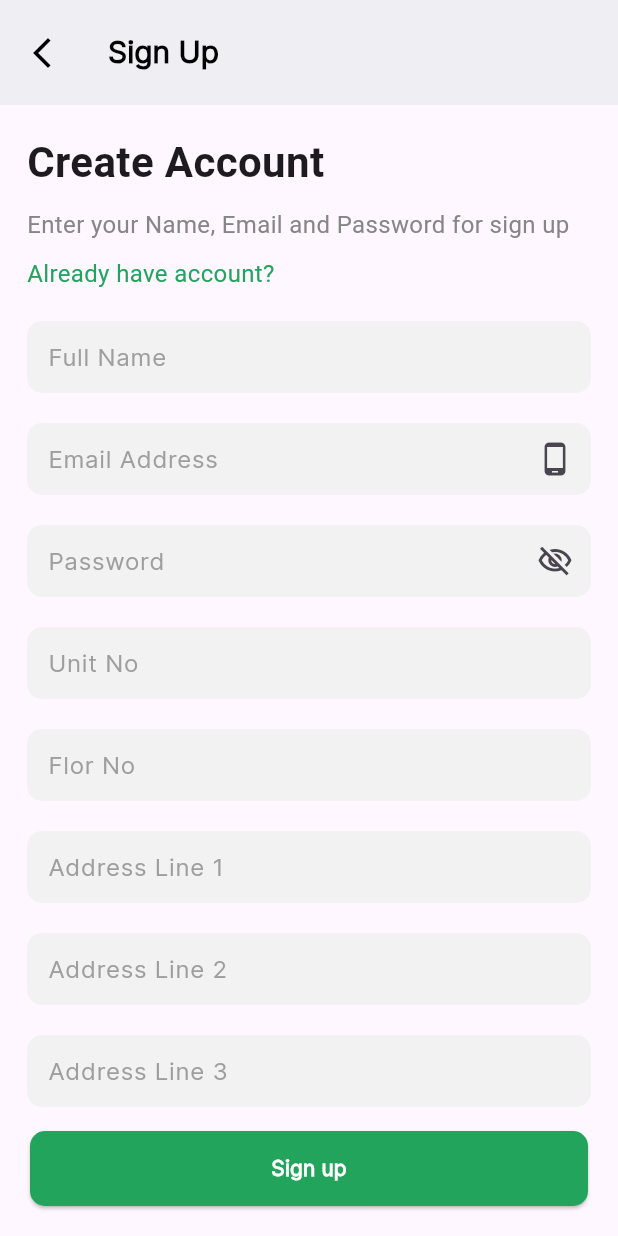
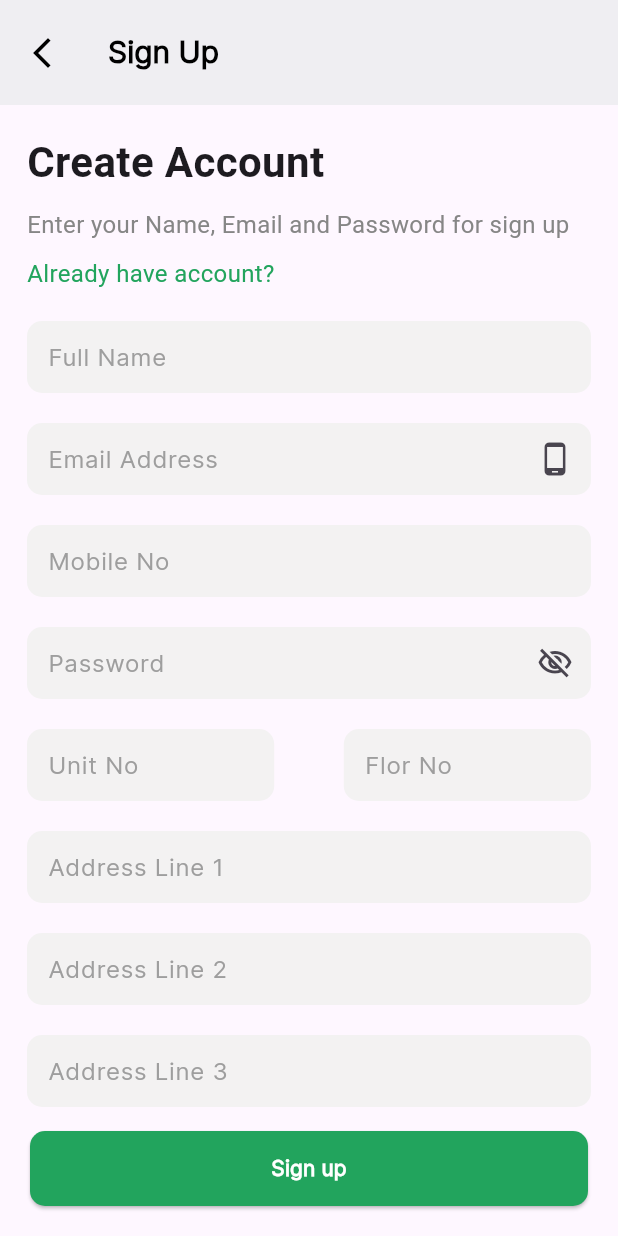
Before and after one commit to Sandhosh-28/FLUTTER-B2C-MAKANMATE, a Flutter app: the RegistrationScreen screen opened by its route, on a phone screen of 412 x 824 dp. Run offline on Flutter 3.47's test engine with Material 3 defaults, Android fonts, the phone set to English and light mode, and no system bars; our stand-ins replace carousel_slider, get, get_it, pinput, shared_preferences; accounts and stored records are empty.

Commit message:
Reg Page Floor No & Unit No Correction

```diff
--- a/lib/Screens/Register/registrationcontroller.dart
+++ b/lib/Screens/Register/registrationcontroller.dart
@@ -28,6 +28,7 @@ class RegistrationController extends GetxController with StateMixin {
 
   TextEditingController nameController = TextEditingController();
   TextEditingController emailController = TextEditingController();
+  TextEditingController mobileNoController = TextEditingController();
   TextEditingController passwordController = TextEditingController();
   TextEditingController addressLine1Controller = TextEditingController();
   TextEditingController addressLine2Controller = TextEditingController();
@@ -113,7 +114,7 @@ class RegistrationController extends GetxController with StateMixin {
       "addressLine3": addressLine3Controller.text,
       "floorNo": florNoController.text,
       "unitNo": unitNoController.text,
-      "mobileNo": "",
+      "mobileNo": mobileNoController.text,
       "countryId": "",
       "postalCode": postalCodeController.text,
       "isActive": b2cCustomerRegModel?.isActive ?? true,
--- a/lib/Screens/Register/registrationscreen.dart
+++ b/lib/Screens/Register/registrationscreen.dart
@@ -101,6 +101,18 @@ class _RegistrationScreenState extends State<RegistrationScreen> {
               ),
               const SizedBox(height: 20),
               CustomTextFormField(
+                controller: controller.mobileNoController,
+                inputFormatters: [],
+                keyboardType: TextInputType.number,
+                hintText: "Mobile No",
+                validator: (value) {
+                  if (value!.isEmpty || value == null) {
+                    return "Enter Valid Mobile Number";
+                  }
+                },
+              ),
+              const SizedBox(height: 20),
+              CustomTextFormField(
                 controller: controller.passwordController,
                 inputFormatters: [],
                 hintText: "Password",
@@ -122,7 +134,12 @@ class _RegistrationScreenState extends State<RegistrationScreen> {
                 },
               ),
               const SizedBox(height: 20),
-              CustomTextFormField(
+              Row(
+                mainAxisAlignment: MainAxisAlignment.spaceBetween,
+                children: [
+                  SizedBox(
+                    width: width(context) / 2.5,
+                    child: CustomTextFormField(
                       controller: controller.unitNoController,
                       inputFormatters: [],
                       hintText: "Unit No",
@@ -132,8 +149,10 @@ class _RegistrationScreenState extends State<RegistrationScreen> {
                         }
                       },
                     ),
-              const SizedBox(height: 20),
-              CustomTextFormField(
+                  ),
+                  SizedBox(
+                    width: width(context) / 2.5,
+                    child: CustomTextFormField(
                       controller: controller.florNoController,
                       inputFormatters: [],
                       hintText: "Flor No",
@@ -142,6 +161,9 @@ class _RegistrationScreenState extends State<RegistrationScreen> {
                           return "Enter Address Line 3";
                         }
                       },
+                    ),
+                  ),
+                ],
               ),
               const SizedBox(height: 20),
               CustomTextFormField(
```
Lines whose indentation alone changed are shown as unchanged.
